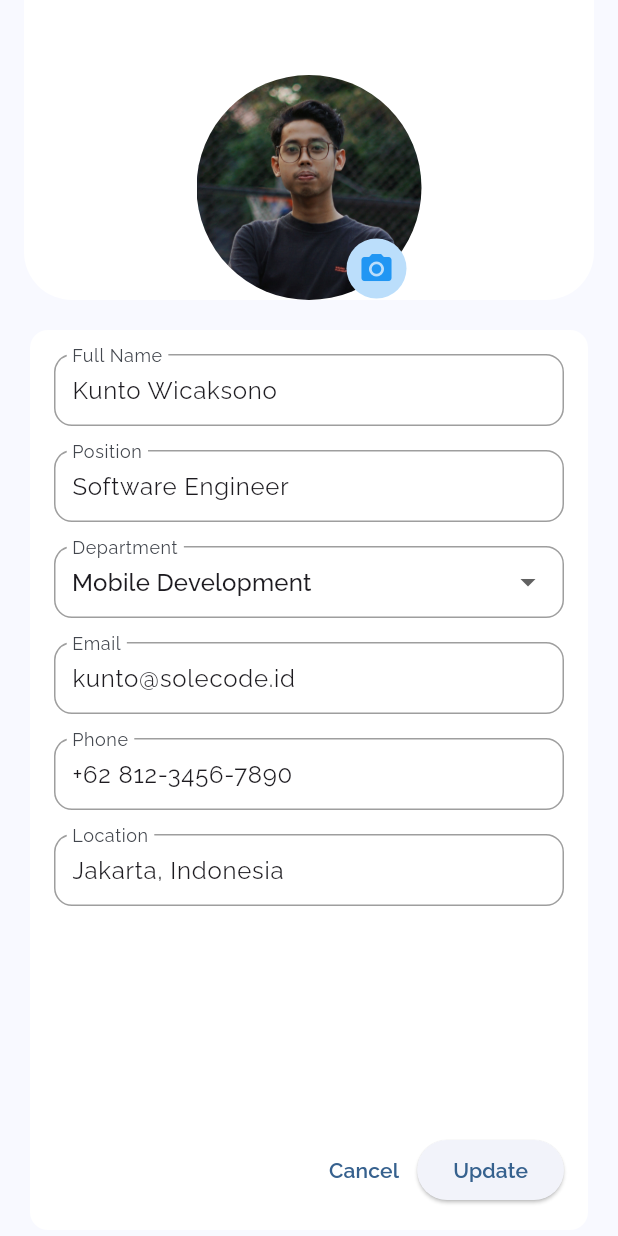
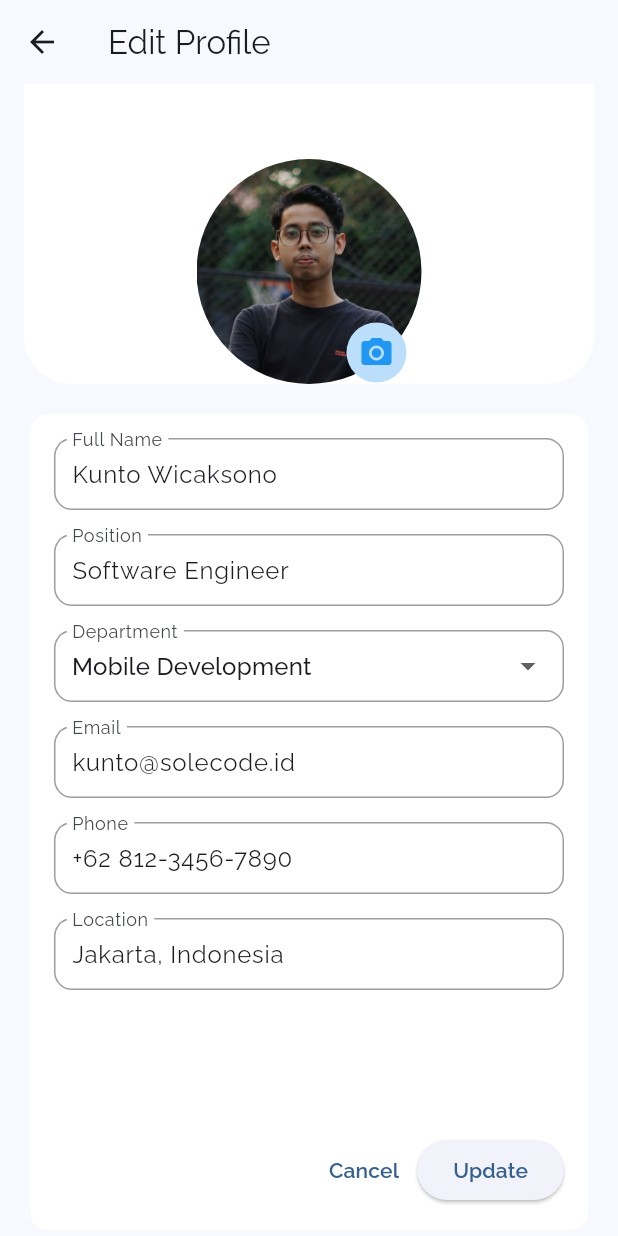
Before and after one commit to kuntowck/hr_attendance_tracker, a Flutter app: the screen it shows after launch, item 3 of the bottom bar chosen, after a tap on the "edit" icon, on a phone screen of 412 x 824 dp. Run offline on Flutter 3.47's test engine with Material 3 defaults, Android fonts, the light colour scheme and no system bars; our stand-ins replace google_fonts, image_picker, mask_text_input_formatter.

Commit message:
Mini Project 5: navigate ProfileScreen to ProfilEditScreen using named route.

```diff
--- a/lib/screens/profile_edit_screen.dart
+++ b/lib/screens/profile_edit_screen.dart
@@ -36,7 +36,7 @@ class ProfileEditScreen extends StatelessWidget {
     final profileProvider = context.watch<ProfileProvider>();
 
     return Scaffold(
-      // appBar: AppBar(title: Text('Edit Profile')),
+      appBar: AppBar(title: Text('Edit Profile')),
       body: SafeArea(
         child: Padding(
           padding: const EdgeInsets.symmetric(horizontal: 16.0),
--- a/lib/screens/profile_screen.dart
+++ b/lib/screens/profile_screen.dart
@@ -1,5 +1,6 @@
 import 'package:flutter/material.dart';
 import 'package:hr_attendance_tracker/providers/profile_provider.dart';
+import 'package:hr_attendance_tracker/routes.dart';
 import 'package:hr_attendance_tracker/screens/profile_edit_screen.dart';
 import 'package:hr_attendance_tracker/widgets/app_version.dart';
 import 'package:provider/provider.dart';
@@ -72,10 +73,11 @@ Widget profileHeader(BuildContext context, provider) {
             right: 20,
             child: IconButton(
               onPressed: () {
-                Navigator.push(
-                  context,
-                  MaterialPageRoute(builder: (context) => ProfileEditScreen()),
-                );
+                // Navigator.push(
+                //   context,
+                //   MaterialPageRoute(builder: (context) => ProfileEditScreen()),
+                // );
+                Navigator.pushNamed(context, Routes.editProfile);
               },
               icon: Icon(Icons.edit, color: Colors.blue),
             ),
```
